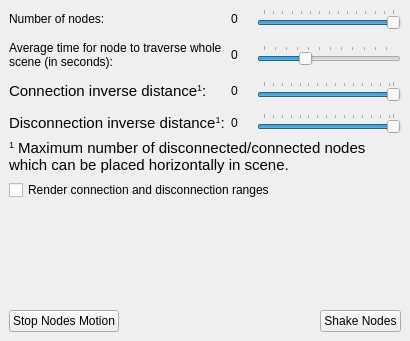
This is Computer_networks/p2p/src/forms/main_dockable_panel.ui in rutsky/semester09 as Qt 5 draws it before an edit. The edited form follows.
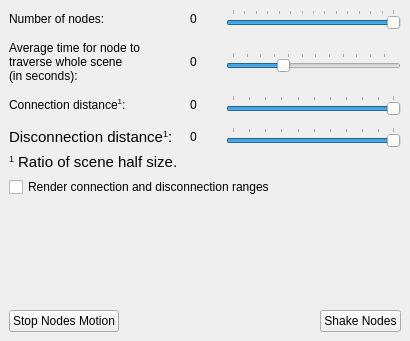
This is the edited form.

Commit message: Tune dis/connection ranges configuration

The edit to the form file:
```diff
--- a/Computer_networks/p2p/src/forms/main_dockable_panel.ui
+++ b/Computer_networks/p2p/src/forms/main_dockable_panel.ui
@@ -19,18 +19,14 @@
   <widget class="QWidget" name="dockWidgetContents">
    <layout class="QVBoxLayout" name="verticalLayout_2">
     <item>
-     <layout class="QGridLayout" name="gridLayout" columnstretch="1,0,1" columnminimumwidth="0,20,0">
+     <layout class="QGridLayout" name="gridLayout" columnstretch="1,0,1" columnminimumwidth="0,30,0">
       <property name="verticalSpacing">
        <number>12</number>
       </property>
       <item row="2" column="0">
        <widget class="QLabel" name="label_3">
         <property name="text">
-         <string>&lt;!DOCTYPE HTML PUBLIC &quot;-//W3C//DTD HTML 4.0//EN&quot; &quot;http://www.w3.org/TR/REC-html40/strict.dtd&quot;&gt;
-&lt;html&gt;&lt;head&gt;&lt;meta name=&quot;qrichtext&quot; content=&quot;1&quot; /&gt;&lt;style type=&quot;text/css&quot;&gt;
-p, li { white-space: pre-wrap; }
-&lt;/style&gt;&lt;/head&gt;&lt;body style=&quot; font-family:'Ubuntu'; font-size:11pt; font-weight:400; font-style:normal;&quot;&gt;
-&lt;p style=&quot; margin-top:0px; margin-bottom:0px; margin-left:0px; margin-right:0px; -qt-block-indent:0; text-indent:0px;&quot;&gt;Connection inverse distance&lt;span style=&quot; vertical-align:super;&quot;&gt;1&lt;/span&gt;:&lt;/p&gt;&lt;/body&gt;&lt;/html&gt;</string>
+         <string>Connection distance&lt;sup&gt;1&lt;/sup&gt;:</string>
         </property>
        </widget>
       </item>
@@ -47,10 +43,13 @@
          <number>1</number>
         </property>
         <property name="maximum">
-         <number>30</number>
+         <number>100</number>
+        </property>
+        <property name="singleStep">
+         <number>1</number>
         </property>
         <property name="value">
-         <number>30</number>
+         <number>100</number>
         </property>
         <property name="orientation">
          <enum>Qt::Horizontal</enum>
@@ -65,7 +64,7 @@
          <enum>QSlider::TicksAbove</enum>
         </property>
         <property name="tickInterval">
-         <number>2</number>
+         <number>10</number>
         </property>
        </widget>
       </item>
@@ -154,7 +153,7 @@
 &lt;html&gt;&lt;head&gt;&lt;meta name=&quot;qrichtext&quot; content=&quot;1&quot; /&gt;&lt;style type=&quot;text/css&quot;&gt;
 p, li { white-space: pre-wrap; }
 &lt;/style&gt;&lt;/head&gt;&lt;body style=&quot; font-family:'Ubuntu'; font-size:11pt; font-weight:400; font-style:normal;&quot;&gt;
-&lt;p style=&quot; margin-top:0px; margin-bottom:0px; margin-left:0px; margin-right:0px; -qt-block-indent:0; text-indent:0px;&quot;&gt;Disconnection inverse distance&lt;span style=&quot; vertical-align:super;&quot;&gt;1&lt;/span&gt;:&lt;/p&gt;&lt;/body&gt;&lt;/html&gt;</string>
+&lt;p style=&quot; margin-top:0px; margin-bottom:0px; margin-left:0px; margin-right:0px; -qt-block-indent:0; text-indent:0px;&quot;&gt;Disconnection distance&lt;span style=&quot; vertical-align:super;&quot;&gt;1&lt;/span&gt;:&lt;/p&gt;&lt;/body&gt;&lt;/html&gt;</string>
         </property>
        </widget>
       </item>
@@ -171,10 +170,10 @@
          <number>1</number>
         </property>
         <property name="maximum">
-         <number>30</number>
+         <number>100</number>
         </property>
         <property name="value">
-         <number>30</number>
+         <number>100</number>
         </property>
         <property name="orientation">
          <enum>Qt::Horizontal</enum>
@@ -183,7 +182,7 @@
          <enum>QSlider::TicksAbove</enum>
         </property>
         <property name="tickInterval">
-         <number>2</number>
+         <number>10</number>
         </property>
        </widget>
       </item>
@@ -196,7 +195,7 @@
 &lt;html&gt;&lt;head&gt;&lt;meta name=&quot;qrichtext&quot; content=&quot;1&quot; /&gt;&lt;style type=&quot;text/css&quot;&gt;
 p, li { white-space: pre-wrap; }
 &lt;/style&gt;&lt;/head&gt;&lt;body style=&quot; font-family:'Ubuntu'; font-size:11pt; font-weight:400; font-style:normal;&quot;&gt;
-&lt;p style=&quot; margin-top:0px; margin-bottom:0px; margin-left:0px; margin-right:0px; -qt-block-indent:0; text-indent:0px;&quot;&gt;&lt;span style=&quot; vertical-align:super;&quot;&gt;1&lt;/span&gt; Maximum number of disconnected/connected nodes which can be placed horizontally in scene.&lt;/p&gt;&lt;/body&gt;&lt;/html&gt;</string>
+&lt;p style=&quot; margin-top:0px; margin-bottom:0px; margin-left:0px; margin-right:0px; -qt-block-indent:0; text-indent:0px;&quot;&gt;&lt;span style=&quot; vertical-align:super;&quot;&gt;1&lt;/span&gt; Ratio of scene half size.&lt;/p&gt;&lt;/body&gt;&lt;/html&gt;</string>
       </property>
       <property name="wordWrap">
        <bool>true</bool>
```
Left out of the diff: 32 changed lines with no effect on the pictures. The commit also changes 2 other files.
